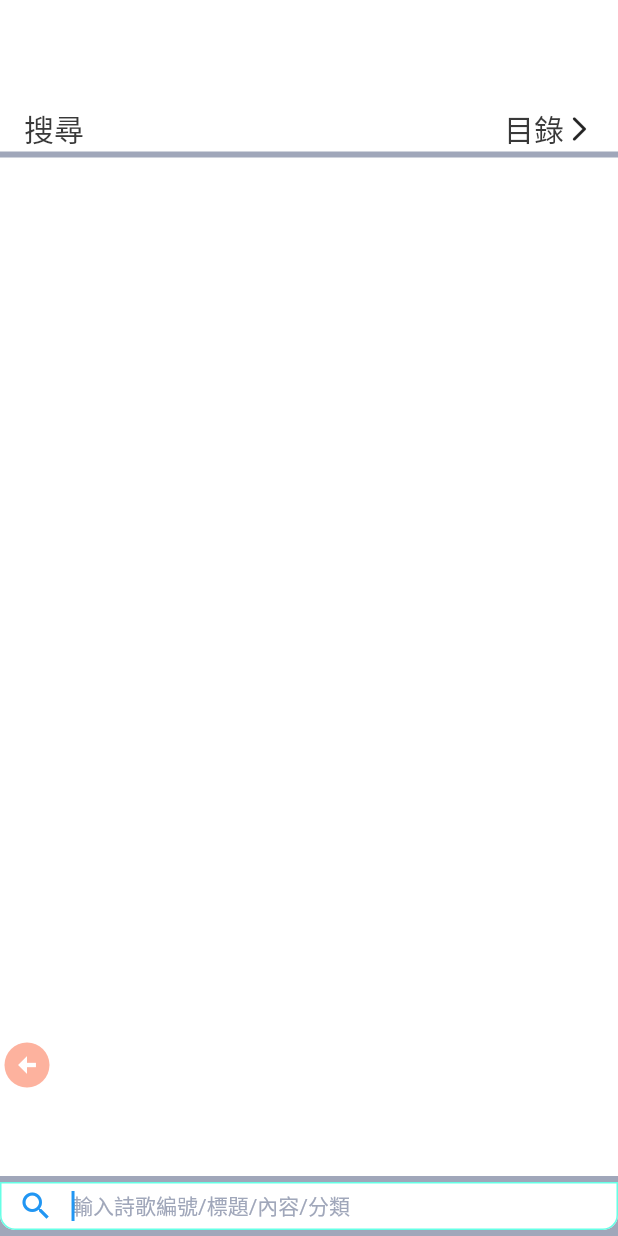
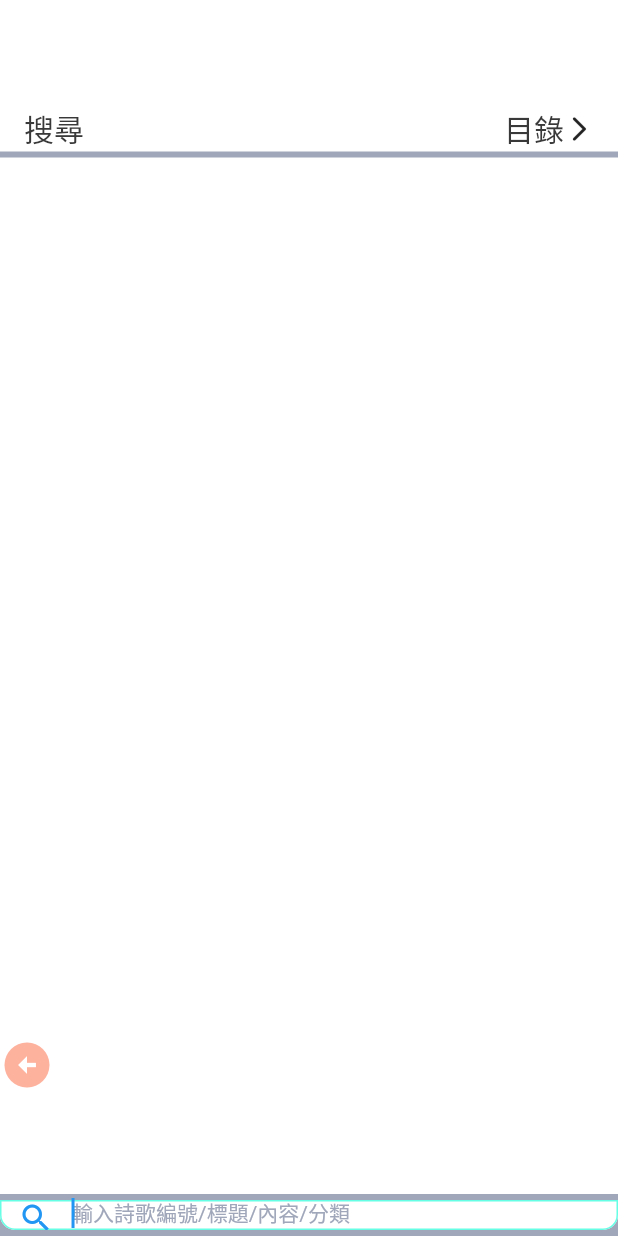
Before and after one commit to 0soul0/flutter_poetry, a Flutter app: the SearchAllFragment screen opened by its route, on a phone screen of 412 x 824 dp. Run offline on Flutter 3.47's test engine with Material 2 defaults, Android fonts, the phone set to English and light mode, and no system bars; drawn by our look-alikes of pull_to_refresh; our stand-ins replace audioplayers, dio, event_bus, firebase_core, firebase_messaging, floor and 10 more; missing offline and left inert: lifecycle, material_dialogs, new_version_plus; accounts and stored records are empty; generated files the repository leaves out were written again; network calls fail.

Commit message:
測試bug

```diff
--- a/lib/presentation/views/item/listMidItem.dart
+++ b/lib/presentation/views/item/listMidItem.dart
@@ -67,7 +67,8 @@ class ListMidItem extends StatelessWidget {
             const SizedBox(
               width: Dimens.itemSpace,
             ),
-            Column(
+            Expanded(
+              child: Column(
                 crossAxisAlignment: CrossAxisAlignment.start,
                 children: [
                   TextUnitWidget(
@@ -84,7 +85,8 @@ class ListMidItem extends StatelessWidget {
                   )
                 ],
               ),
-            Expanded(child: Container()),
+            ),
+
             text == null
                 ? const Icon(
                     Icons.arrow_forward_ios_rounded,
--- a/lib/presentation/views/mine/setting/font_fragment.dart
+++ b/lib/presentation/views/mine/setting/font_fragment.dart
@@ -1,7 +1,7 @@
 import 'package:flutter_neumorphic/flutter_neumorphic.dart';
 import 'package:flutter_phoenix/flutter_phoenix.dart';
 import 'package:flutter_poetry/presentation/views/mine/mineController.dart';
-import 'package:flutter_poetry/presentation/views/widget/big_button.dart';
+import 'package:flutter_poetry/presentation/views/widget/big_button_widget.dart';
 import 'package:flutter_poetry/resource/style.dart';
 import 'package:get/get.dart';
 
@@ -107,7 +107,7 @@ class FontFragment extends GetView<MineController> {
   _saveButton(BuildContext context) {
     return Obx(() => Visibility(
         visible: controller.seekValueShow.value,
-        child: BigButton(
+        child: BigButtonWidget(
           onPressed: () {
             TextUnitWidget.textSizeTimes = controller
                 .valueToValueTime(controller.seekValue.value.toDouble());
--- a/lib/presentation/views/poetry/poetryDetail.dart
+++ b/lib/presentation/views/poetry/poetryDetail.dart
@@ -34,6 +34,7 @@ class PoetryDetail extends GetView<PoetryDetailController> {
               SelectTableWidget(
                 controller.arguments.getTitle(),
                 style: Styles.subTextStyleBlack,
+                  maxLines:1
                 // overflow: TextOverflow.ellipsis,
               ),
               _spectrum()
--- a/lib/presentation/views/search/search_all_fragment.dart
+++ b/lib/presentation/views/search/search_all_fragment.dart
@@ -67,7 +67,7 @@ class SearchAllFragment extends GetView<SearchController> {
                   thickness: Dimens.moduleDividing,
                   color: AppColor.dividerColor),
               Container(
-                height: 32,
+                height: 20*TextUnitWidget.textSizeTimes,
                 decoration: const BoxDecoration(color: AppColor.dividerColor),
                 child: _search(context),
               ),
@@ -85,13 +85,19 @@ class SearchAllFragment extends GetView<SearchController> {
 
   /// search data
   _search(BuildContext context) {
+    final mqData = MediaQuery.of(context);
+    final mqDataNew = mqData.copyWith(textScaleFactor:TextUnitWidget.textSizeTimes );
     return Stack(
       children: [
         TextUnitWidget(
           "searchHelper".tr,
           style: Styles.helperStyle,
+          maxLines: 1,
+          overflow: TextOverflow.ellipsis,
         ),
-        TextField(
+        MediaQuery(
+          data: mqDataNew,
+          child: TextField(
             controller: controller.textController,
             focusNode: controller.commentFocus,
             textAlign: TextAlign.left,
@@ -124,6 +130,7 @@ class SearchAllFragment extends GetView<SearchController> {
                 contentPadding: const EdgeInsets.all(Dimens.itemPaddingSpace_4),
                 prefixIcon: const Icon(Icons.search)),
           ),
+        ),
       ],
     );
   }
--- a/lib/resource/style.dart
+++ b/lib/resource/style.dart
@@ -31,6 +31,11 @@ class Styles {
       fontWeight: fontSubTextWeight,
       fontSize: Dimens.subTitleSize,
       color: AppColor.textColor);
+
+  static const TextStyle subTextStyleWhite = TextStyle(
+      fontWeight: fontSubTextWeight,
+      fontSize: Dimens.subTitleSize,
+      color: AppColor.white);
 
   static const TextStyle subTextStyleSecondColor = TextStyle(
       fontWeight: fontSubTextWeight,
```
Also changed, not shown: lib/main_controller.dart (+6 -6 lines), lib/presentation/views/search/search_fragment.dart (+8 -2 lines), lib/presentation/views/widget/big_button.dart (deleted, +0 -33 lines), lib/presentation/views/widget/big_button_widget.dart (added, +42 -0 lines), lib/presentation/views/widget/small_button_widget.dart (+12 -3 lines). Lines whose indentation alone changed are shown as unchanged.
